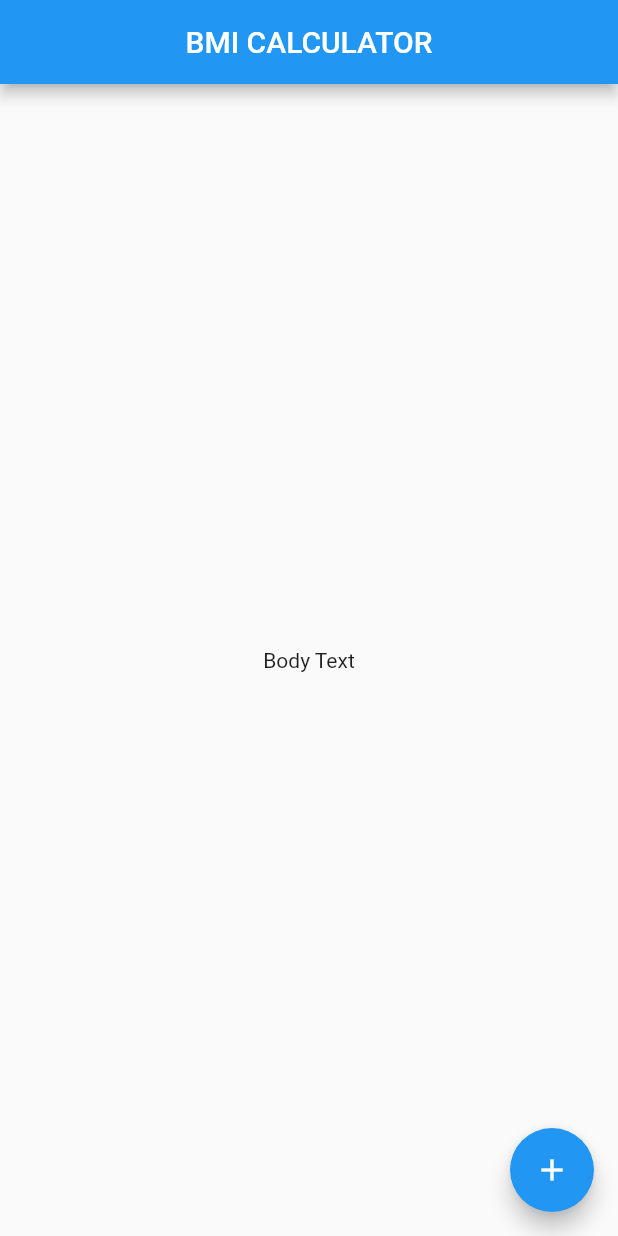
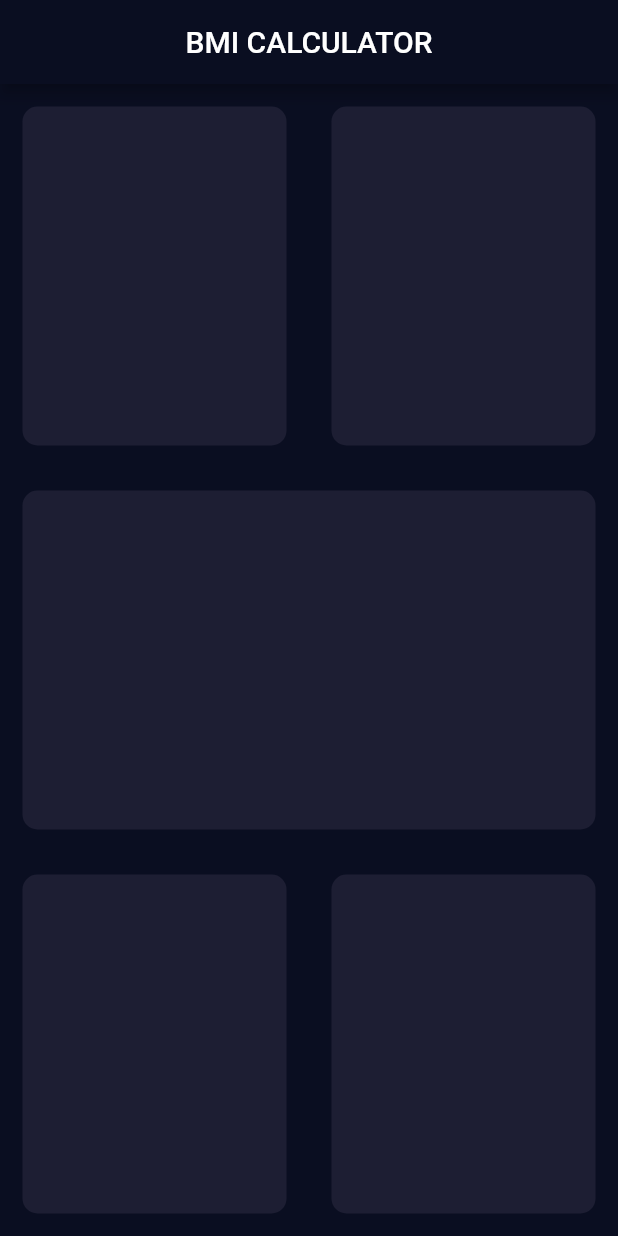
Before and after one commit to cuongnh-1139/flutter_demo, a Flutter app: the screen it shows after launch, on a phone screen of 412 x 824 dp. Run offline on Flutter 3.47's test engine with Material 2 defaults, Android fonts, the phone set to English and light mode, and no system bars.

Commit message:
Add some dirty codes

```diff
--- /dev/null
+++ b/lib/input_page.dart
@@ -0,0 +1,79 @@
+import 'package:flutter/material.dart';
+
+class InputPage extends StatefulWidget {
+  @override
+  _InputPageState createState() => _InputPageState();
+}
+
+class _InputPageState extends State<InputPage> {
+  @override
+  Widget build(BuildContext context) {
+    return Scaffold(
+      appBar: AppBar(
+        title: Text('BMI CALCULATOR'),
+        centerTitle: true,
+      ),
+      body: Column(
+        children: <Widget>[
+          Expanded(
+            child: Row(
+              children: <Widget>[
+                Expanded(
+                  child: Container(
+                    margin: EdgeInsets.all(15.0),
+                    decoration: BoxDecoration(
+                      color: Color(0xFF1D1E33),
+                      borderRadius: BorderRadius.circular(10.0),
+                    ),
+                  ),
+                ),
+                Expanded(
+                  child: Container(
+                    margin: EdgeInsets.all(15.0),
+                    decoration: BoxDecoration(
+                      color: Color(0xFF1D1E33),
+                      borderRadius: BorderRadius.circular(10.0),
+                    ),
+                  ),
+                )
+              ],
+            ),
+          ),
+          Expanded(
+            child: Container(
+              margin: EdgeInsets.all(15.0),
+              decoration: BoxDecoration(
+                color: Color(0xFF1D1E33),
+                borderRadius: BorderRadius.circular(10.0),
+              ),
+            ),
+          ),
+          Expanded(
+            child: Row(
+              children: <Widget>[
+                Expanded(
+                  child: Container(
+                    margin: EdgeInsets.all(15.0),
+                    decoration: BoxDecoration(
+                      color: Color(0xFF1D1E33),
+                      borderRadius: BorderRadius.circular(10.0),
+                    ),
+                  ),
+                ),
+                Expanded(
+                  child: Container(
+                    margin: EdgeInsets.all(15.0),
+                    decoration: BoxDecoration(
+                      color: Color(0xFF1D1E33),
+                      borderRadius: BorderRadius.circular(10.0),
+                    ),
+                  ),
+                )
+              ],
+            ),
+          ),
+        ],
+      ),
+    );
+  }
+}
--- a/lib/main.dart
+++ b/lib/main.dart
@@ -1,4 +1,5 @@
 import 'package:flutter/material.dart';
+import 'input_page.dart';
 
 main() => runApp(BMICalculator());
 
@@ -6,33 +7,11 @@ class BMICalculator extends StatelessWidget {
   @override
   Widget build(BuildContext context) {
     return MaterialApp(
+      theme: ThemeData.dark().copyWith(
+        primaryColor: Color(0xFF0A0E21),
+        scaffoldBackgroundColor: Color(0xFF0A0E21),
+      ),
       home: InputPage(),
     );
   }
 }
-
-class InputPage extends StatefulWidget {
-  @override
-  _InputPageState createState() => _InputPageState();
-}
-
-class _InputPageState extends State<InputPage> {
-  @override
-  Widget build(BuildContext context) {
-    return Scaffold(
-      appBar: AppBar(
-        title: Text('BMI CALCULATOR'),
-        centerTitle: true,
-      ),
-      body: Center(
-        child: Text('Body Text'),
-      ),
-      floatingActionButton: FloatingActionButton(
-        child: Icon(Icons.add),
-        onPressed: () {
-          print('hihi00');
-        },
-      ),
-    );
-  }
-}
```
